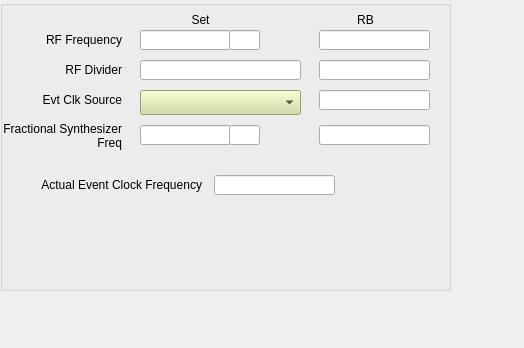
Qt form evgMrmApp/opi/EVG/G_EVG_evtClk.ui (paulscherrerinstitute/mrfioc2) before a commit.
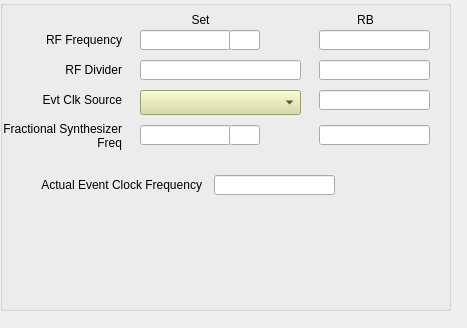
The same form after that commit. Custom widgets are drawn as their Qt base class.

```diff
--- a/evgMrmApp/opi/EVG/G_EVG_evtClk.ui
+++ b/evgMrmApp/opi/EVG/G_EVG_evtClk.ui
@@ -6,8 +6,8 @@
    <rect>
     <x>0</x>
     <y>0</y>
-    <width>524</width>
-    <height>348</height>
+    <width>467</width>
+    <height>328</height>
    </rect>
   </property>
   <property name="windowTitle">
@@ -19,7 +19,7 @@
      <x>0</x>
      <y>0</y>
      <width>451</width>
-     <height>291</height>
+     <height>311</height>
     </rect>
    </property>
    <property name="title">
@@ -367,7 +367,7 @@
       <x>1</x>
       <y>210</y>
       <width>441</width>
-      <height>61</height>
+      <height>81</height>
      </rect>
     </property>
     <property name="macro">
```
